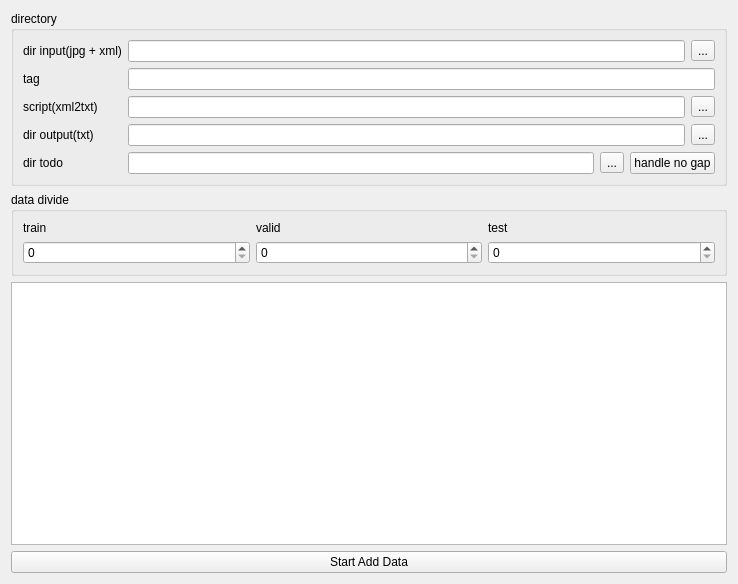
The window that src/WidgetAddData/widgetadddata.ui (MRsoymilk/MyYolo) describes before a commit, drawn with Qt 5.
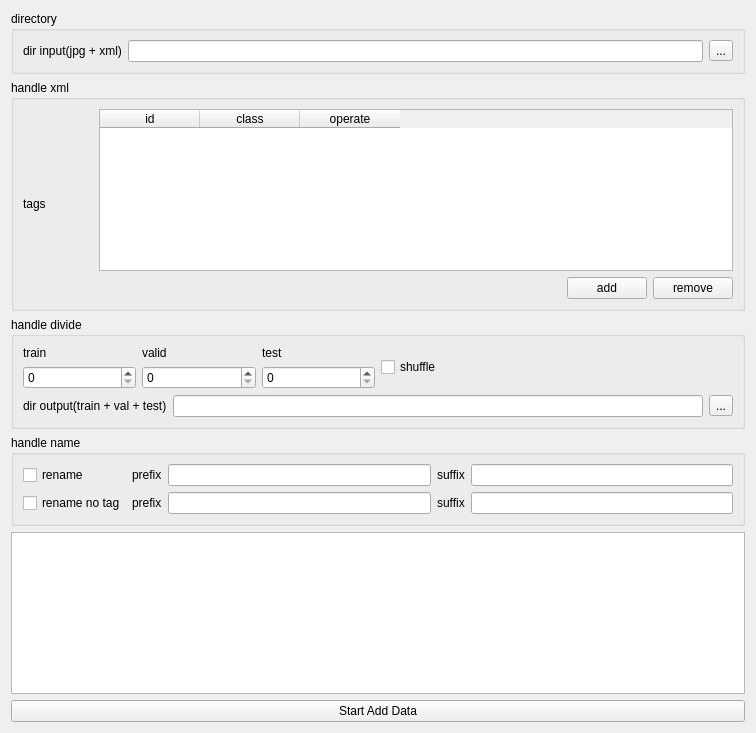
The same window after the commit.

Commit message: split tools for Windows/Linux

What changed in the file:
```diff
--- a/src/WidgetAddData/widgetadddata.ui
+++ b/src/WidgetAddData/widgetadddata.ui
@@ -6,20 +6,20 @@
    <rect>
     <x>0</x>
     <y>0</y>
-    <width>738</width>
-    <height>584</height>
+    <width>756</width>
+    <height>733</height>
    </rect>
   </property>
   <property name="windowTitle">
    <string>Form</string>
   </property>
-  <layout class="QGridLayout" name="gridLayout_4">
+  <layout class="QGridLayout" name="gridLayout_5">
    <item row="0" column="0">
-    <widget class="QGroupBox" name="gBoxDirectory">
+    <widget class="QGroupBox" name="groupBoxDirectory">
      <property name="title">
       <string>directory</string>
      </property>
-     <layout class="QFormLayout" name="formLayout">
+     <layout class="QGridLayout" name="gridLayout_4">
       <item row="0" column="0">
        <widget class="QLabel" name="labelDirInput">
         <property name="text">
@@ -41,93 +41,83 @@
         </item>
        </layout>
       </item>
-      <item row="1" column="0">
-       <widget class="QLabel" name="labelTag">
-        <property name="text">
-         <string>tag</string>
-        </property>
-       </widget>
-      </item>
-      <item row="1" column="1">
-       <widget class="QLineEdit" name="lEditTag"/>
-      </item>
-      <item row="2" column="0">
-       <widget class="QLabel" name="labelScript">
-        <property name="text">
-         <string>script(xml2txt)</string>
-        </property>
-       </widget>
-      </item>
-      <item row="2" column="1">
-       <layout class="QHBoxLayout" name="hLayScript">
-        <item>
-         <widget class="QLineEdit" name="lEditScript"/>
-        </item>
-        <item>
-         <widget class="QToolButton" name="tBtnScript">
-          <property name="text">
-           <string>...</string>
-          </property>
-         </widget>
-        </item>
-       </layout>
-      </item>
-      <item row="3" column="0">
-       <widget class="QLabel" name="labelDirOutput">
-        <property name="text">
-         <string>dir output(txt)</string>
-        </property>
-       </widget>
-      </item>
-      <item row="3" column="1">
-       <layout class="QHBoxLayout" name="hLayDirOutput">
-        <item>
-         <widget class="QLineEdit" name="lEditDirOutput"/>
-        </item>
-        <item>
-         <widget class="QToolButton" name="tBtnDirOutput">
-          <property name="text">
-           <string>...</string>
-          </property>
-         </widget>
-        </item>
-       </layout>
-      </item>
-      <item row="4" column="0">
-       <widget class="QLabel" name="labelDirTodo">
-        <property name="text">
-         <string>dir todo</string>
-        </property>
-       </widget>
-      </item>
-      <item row="4" column="1">
-       <layout class="QHBoxLayout" name="hLayDirTodo">
-        <item>
-         <widget class="QLineEdit" name="lEditDirTodo"/>
-        </item>
-        <item>
-         <widget class="QToolButton" name="tBtnDirTodo">
-          <property name="text">
-           <string>...</string>
-          </property>
-         </widget>
-        </item>
-        <item>
-         <widget class="QPushButton" name="btnHandleNoGap">
-          <property name="text">
-           <string>handle no gap</string>
-          </property>
-         </widget>
-        </item>
-       </layout>
-      </item>
      </layout>
     </widget>
    </item>
    <item row="1" column="0">
+    <widget class="QGroupBox" name="gBoxHandleXML">
+     <property name="title">
+      <string>handle xml</string>
+     </property>
+     <layout class="QGridLayout" name="gridLayout" columnstretch="1,9,0">
+      <item row="0" column="1" colspan="2">
+       <layout class="QVBoxLayout" name="verticalLayout">
+        <item>
+         <widget class="QTableWidget" name="tableWidgetTag">
+          <column>
+           <property name="text">
+            <string>id</string>
+           </property>
+          </column>
+          <column>
+           <property name="text">
+            <string>class</string>
+           </property>
+          </column>
+          <column>
+           <property name="text">
+            <string>operate</string>
+           </property>
+          </column>
+         </widget>
+        </item>
+        <item>
+         <layout class="QHBoxLayout" name="horizontalLayout">
+          <item>
+           <spacer name="horizontalSpacer">
+            <property name="orientation">
+             <enum>Qt::Orientation::Horizontal</enum>
+            </property>
+            <property name="sizeHint" stdset="0">
+             <size>
+              <width>40</width>
+              <height>20</height>
+             </size>
+            </property>
+           </spacer>
+          </item>
+          <item>
+           <widget class="QPushButton" name="btnAddTag">
+            <property name="text">
+             <string>add</string>
+            </property>
+           </widget>
+          </item>
+          <item>
+           <widget class="QPushButton" name="btnRemoveTag">
+            <property name="text">
+             <string>remove</string>
+            </property>
+           </widget>
+          </item>
+         </layout>
+        </item>
+       </layout>
+      </item>
+      <item row="0" column="0">
+       <widget class="QLabel" name="labelTag">
+        <property name="text">
+         <string>tags</string>
+        </property>
+       </widget>
+      </item>
+     </layout>
+    </widget>
+   </item>
+   <item row="2" column="0">
     <widget class="QGroupBox" name="gBoxDataDivide">
      <property name="title">
-      <string>data divide</string>
+      <string>handle divide</string>
      </property>
      <layout class="QGridLayout" name="gridLayout_2">
       <item row="0" column="0">
@@ -167,13 +157,112 @@
         </item>
        </layout>
       </item>
+      <item row="0" column="1">
+       <widget class="QCheckBox" name="checkBoxShuffle">
+        <property name="text">
+         <string>shuffle</string>
+        </property>
+       </widget>
+      </item>
+      <item row="1" column="0" colspan="2">
+       <layout class="QHBoxLayout" name="hLayDirOutputDivide">
+        <item>
+         <widget class="QLabel" name="labelDirOutputDivide">
+          <property name="text">
+           <string>dir output(train + val + test)</string>
+          </property>
+         </widget>
+        </item>
+        <item>
+         <widget class="QLineEdit" name="lEditDirOutputDivide"/>
+        </item>
+        <item>
+         <widget class="QToolButton" name="tBtnDirOutputDivide">
+          <property name="text">
+           <string>...</string>
+          </property>
+         </widget>
+        </item>
+       </layout>
+      </item>
      </layout>
     </widget>
    </item>
-   <item row="2" column="0">
-    <widget class="QTextEdit" name="txtEditLog"/>
-   </item>
    <item row="3" column="0">
+    <widget class="QGroupBox" name="gBoxHandleName">
+     <property name="title">
+      <string>handle name</string>
+     </property>
+     <layout class="QGridLayout" name="gridLayout_3">
+      <item row="0" column="0">
+       <widget class="QCheckBox" name="checkBoxRename">
+        <property name="text">
+         <string>rename</string>
+        </property>
+       </widget>
+      </item>
+      <item row="1" column="0" colspan="2">
+       <widget class="QCheckBox" name="checkBoxReNoTag">
+        <property name="text">
+         <string>rename no tag</string>
+        </property>
+       </widget>
+      </item>
+      <item row="1" column="2">
+       <layout class="QHBoxLayout" name="hLayReNoTag">
+        <item>
+         <widget class="QLabel" name="labelReNoTagPrefix">
+          <property name="text">
+           <string>prefix</string>
+          </property>
+         </widget>
+        </item>
+        <item>
+         <widget class="QLineEdit" name="lEditReNoTagPrefix"/>
+        </item>
+        <item>
+         <widget class="QLabel" name="labelReNoTagSuffix">
+          <property name="text">
+           <string>suffix</string>
+          </property>
+         </widget>
+        </item>
+        <item>
+         <widget class="QLineEdit" name="lEditReNoTagSuffix"/>
+        </item>
+       </layout>
+      </item>
+      <item row="0" column="2">
+       <layout class="QHBoxLayout" name="hLayRename">
+        <item>
+         <widget class="QLabel" name="labelRenamePrefix">
+          <property name="text">
+           <string>prefix</string>
+          </property>
+         </widget>
+        </item>
+        <item>
+         <widget class="QLineEdit" name="lEditRenamePrefix"/>
+        </item>
+        <item>
+         <widget class="QLabel" name="labelRenameSuffix">
+          <property name="text">
+           <string>suffix</string>
+          </property>
+         </widget>
+        </item>
+        <item>
+         <widget class="QLineEdit" name="lEditRenameSuffix"/>
+        </item>
+       </layout>
+      </item>
+     </layout>
+    </widget>
+   </item>
+   <item row="4" column="0">
+    <widget class="QTextEdit" name="txtEditLog"/>
+   </item>
+   <item row="5" column="0">
     <widget class="QPushButton" name="btnStartAddData">
      <property name="text">
       <string>Start Add Data</string>
```
Left out of the diff: 21 changed lines with no effect on the pictures. The commit also changes 108 other files.
